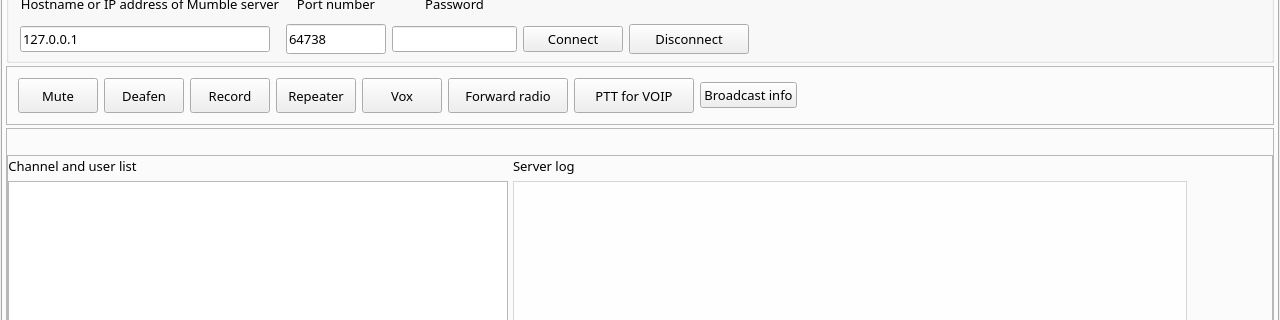
First picture: the form in mainwindow.ui, repository qradiolink/qradiolink, before the edit; both pictures show x 0 to 1280 and y 107 to 427 of the 1280 by 721 pixel window.
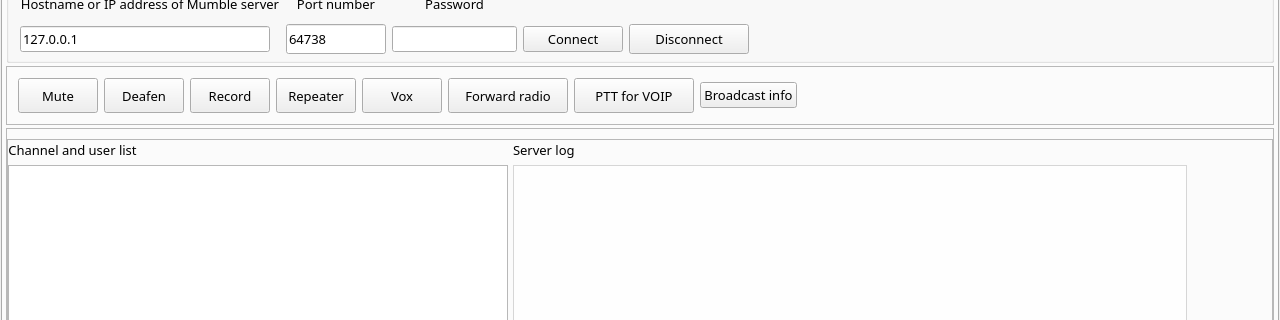
Second picture: the form after the edit. The open tabs and pages were chosen to show the change. Icons and pictures are not drawn. Custom widgets are drawn as their Qt base class.

Commit message: Update CSS to match desktop theme

What changed in the file:
```diff
--- a/mainwindow.ui
+++ b/mainwindow.ui
@@ -1913,7 +1913,7 @@
                   <enum>Qt::Vertical</enum>
                  </property>
                  <property name="sizeType">
-                  <enum>QSizePolicy::Expanding</enum>
+                  <enum>QSizePolicy::Fixed</enum>
                  </property>
                  <property name="sizeHint" stdset="0">
                   <size>
```
The commit also changes 2 other files.
